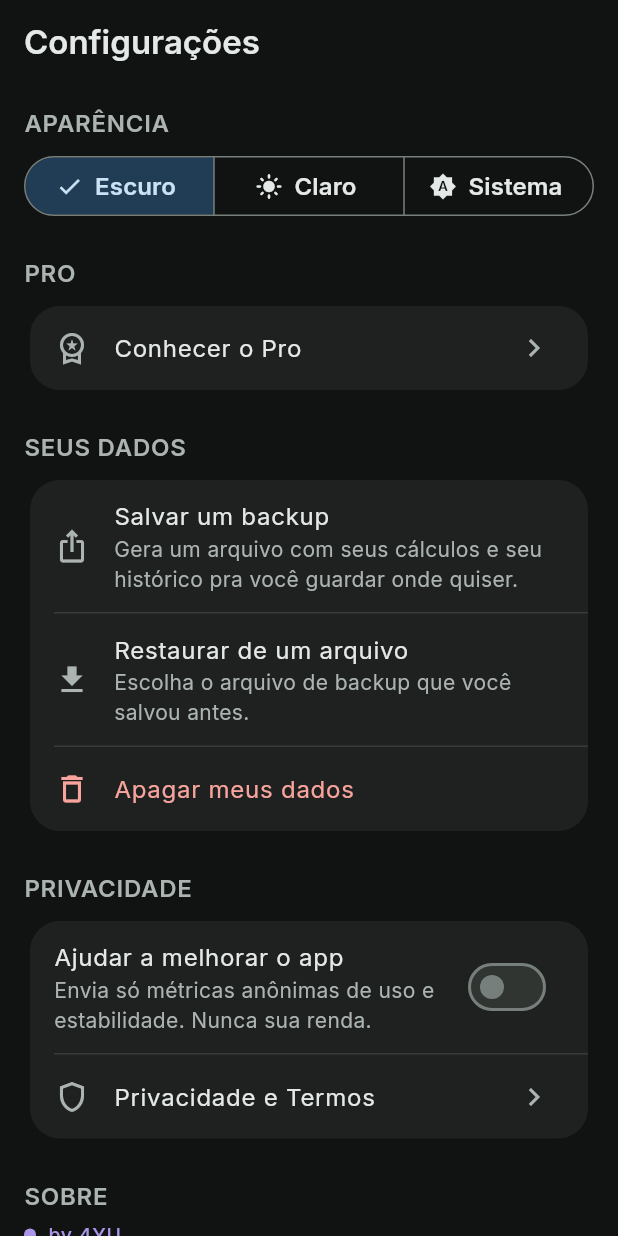
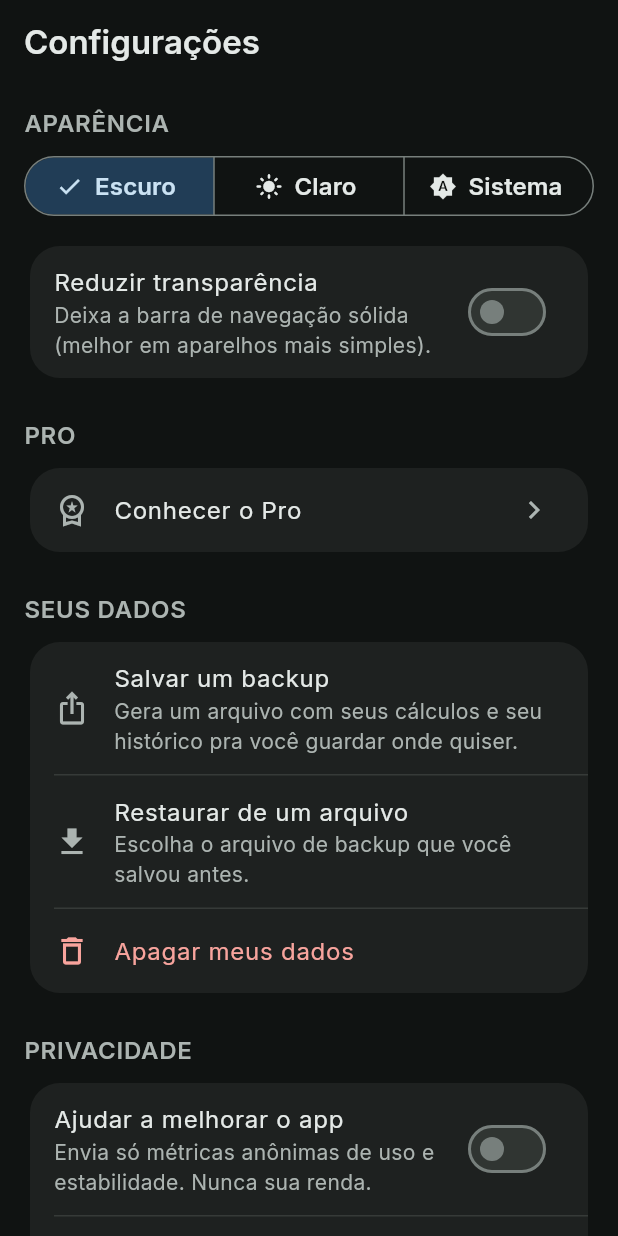
Before and after one commit to 4yu-apps/quanto-cobro, a Flutter app: the ConfigScreen screen opened by its route, on a phone screen of 412 x 824 dp. Run offline on Flutter 3.47's test engine with Material 3 defaults, Android fonts, the phone set to English and light mode, and no system bars; our stand-ins replace file_picker, flutter_riverpod, go_router, share_plus, shared_preferences; accounts and stored records are empty.

Commit message:
feat(config): setting Reduzir transparencia (habilita fallback opaco da nav)
Co-Authored-By: Claude Opus 4.8 (1M context) <noreply@anthropic.com>

```diff
--- a/lib/core/providers.dart
+++ b/lib/core/providers.dart
@@ -189,6 +189,22 @@ class TelemetryNotifier extends Notifier<bool> {
 final NotifierProvider<TelemetryNotifier, bool> telemetryProvider =
     NotifierProvider<TelemetryNotifier, bool>(TelemetryNotifier.new);
 
+// ---- Reduzir transparência (habilita o fallback opaco da navbar) ----
+class ReduceTransparencyNotifier extends Notifier<bool> {
+  @override
+  bool build() => ref.read(settingsRepositoryProvider).reduceTransparency();
+
+  Future<void> set(bool value) async {
+    await ref.read(settingsRepositoryProvider).setReduceTransparency(value);
+    state = value;
+  }
+}
+
+final NotifierProvider<ReduceTransparencyNotifier, bool>
+reduceTransparencyProvider = NotifierProvider<ReduceTransparencyNotifier, bool>(
+  ReduceTransparencyNotifier.new,
+);
+
 // ---- Histórico de reservas (gancho de hábito, IA §2.12) ----
 final Provider<ReservaHistoryRepository> reservaHistoryRepositoryProvider =
     Provider<ReservaHistoryRepository>(
--- a/lib/features/config/config_screen.dart
+++ b/lib/features/config/config_screen.dart
@@ -31,6 +31,7 @@ class ConfigScreen extends ConsumerWidget {
     final ThemeMode mode = ref.watch(themeModeProvider);
     final bool isPro = ref.watch(proProvider);
     final bool telemetria = ref.watch(telemetryProvider);
+    final bool reduzirTransp = ref.watch(reduceTransparencyProvider);
     final ThemeData theme = Theme.of(context);
     final DivisaoColors d = theme.extension<DivisaoColors>()!;
 
@@ -63,6 +64,21 @@ class ConfigScreen extends ConsumerWidget {
               Haptics.select();
               ref.read(themeModeProvider.notifier).set(s.first);
             },
+          ),
+          const SizedBox(height: Space.x3),
+          Card(
+            color: theme.colorScheme.surfaceContainer,
+            child: SwitchListTile(
+              value: reduzirTransp,
+              onChanged: (bool v) {
+                Haptics.select();
+                ref.read(reduceTransparencyProvider.notifier).set(v);
+              },
+              title: const Text('Reduzir transparência'),
+              subtitle: const Text(
+                'Deixa a barra de navegação sólida (melhor em aparelhos mais simples).',
+              ),
+            ),
           ),
           const SizedBox(height: Space.x6),
 
```
Also changed, not shown: lib/core/settings/settings_repository.dart (+7 -0 lines), 1 other file.
